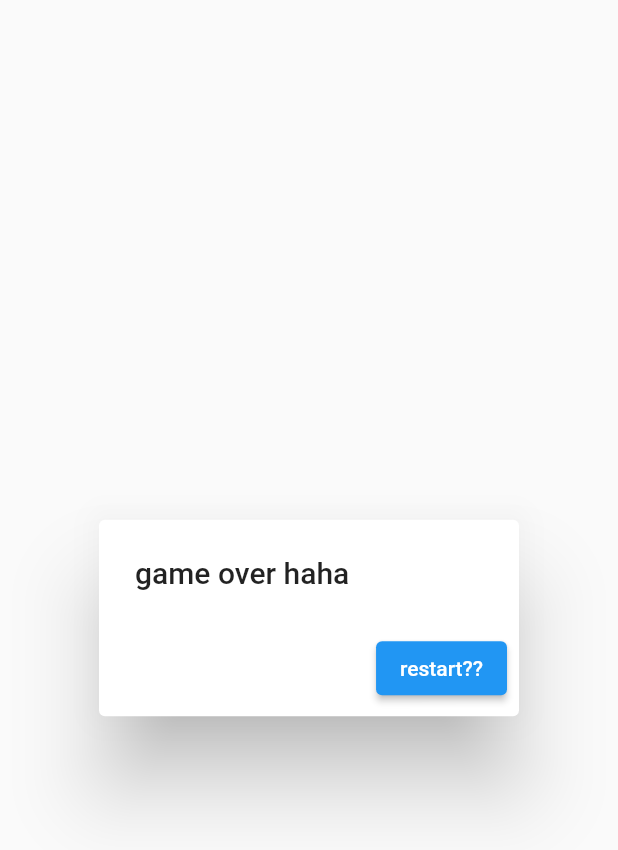
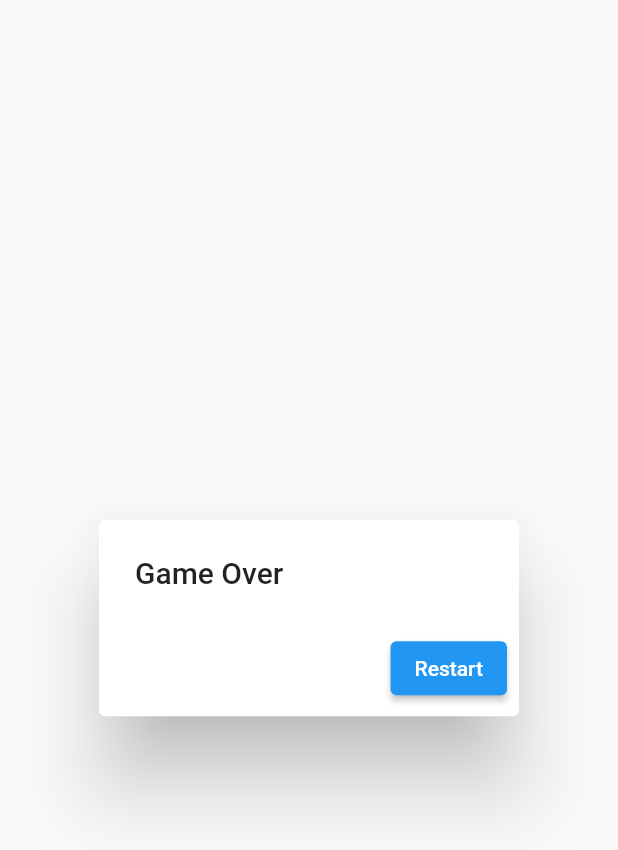
Before and after one commit to adnanjpg/snake_game, a Flutter app: the GameOverDialog widget shown alone on an empty page, opened directly, on a phone screen of 412 x 824 dp. Shown: the top 850 px of the screen. Run offline on Flutter 3.47's test engine with Material 2 defaults, Android fonts, the phone set to English and light mode, and no system bars; statements that could not run were skipped.

Commit message:
make translatable structure

```diff
--- a/lib/providers/snake_provider.dart
+++ b/lib/providers/snake_provider.dart
@@ -13,7 +13,7 @@ class SnakeProvider extends ChangeNotifier {
       final querySize = MediaQuery.of(GameState.context()).size;
       final height = querySize.height;
       final width = querySize.width;
-      final _outSize = cubeSize + borderWidth * 2;
+      const _outSize = cubeSize + borderWidth * 2;
       boardSizeX = width ~/ _outSize;
       boardSizeY = height ~/ _outSize;
     }
--- a/lib/ui/game_over_dialog.dart
+++ b/lib/ui/game_over_dialog.dart
@@ -1,6 +1,7 @@
 import 'package:flutter/material.dart';
 
 import '../utils/game_state.dart';
+import '../utils/translations.dart';
 
 class GameOverDialog extends StatelessWidget {
   const GameOverDialog({Key? key}) : super(key: key);
@@ -8,7 +9,7 @@ class GameOverDialog extends StatelessWidget {
   @override
   Widget build(BuildContext context) {
     return AlertDialog(
-      title: Text('game over haha'),
+      title: Text(getStr('game_over')),
       actions: [
         ElevatedButton(
           onPressed: () {
@@ -19,7 +20,7 @@ class GameOverDialog extends StatelessWidget {
 
             GameState.restart();
           },
-          child: Text('restart??'),
+          child: Text(getStr('restart')),
         ),
       ],
     );
--- /dev/null
+++ b/lib/utils/translations.dart
@@ -0,0 +1,12 @@
+// maybe in future will init translations,
+// but for now save the strings used across
+// the app, to make it easier to translate
+
+const translations = {
+  'game_over': 'Game Over',
+  'restart': 'Restart',
+};
+
+getStr(String key) {
+  return translations[key];
+}
```
Also changed, not shown: 1 other file.
